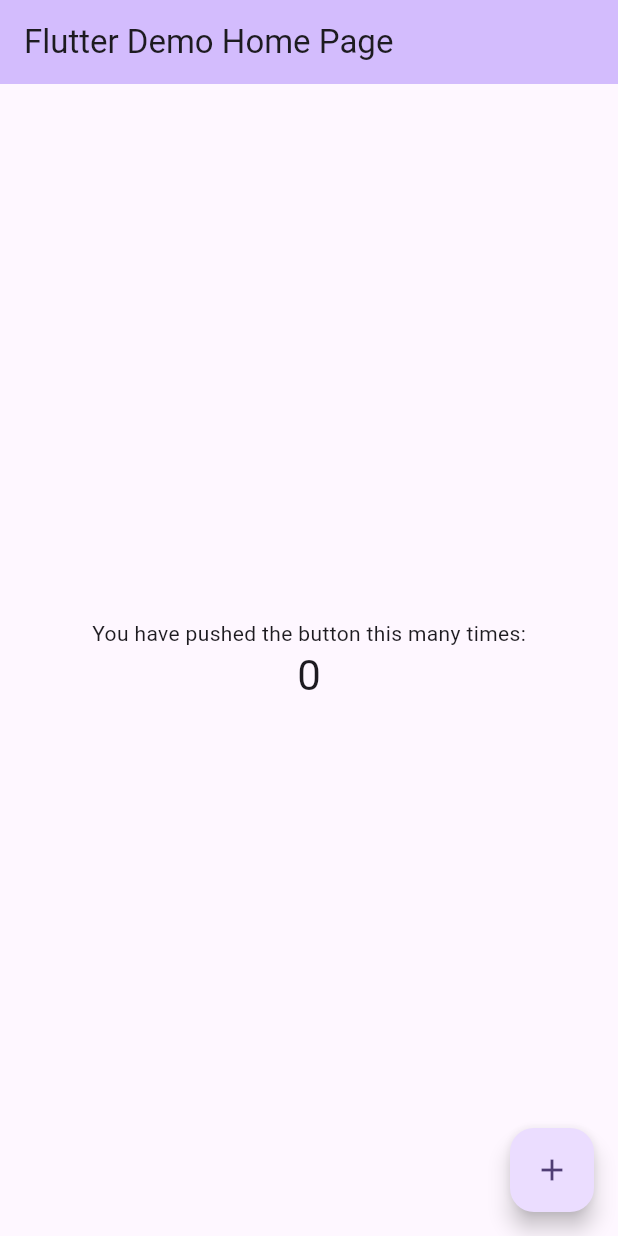
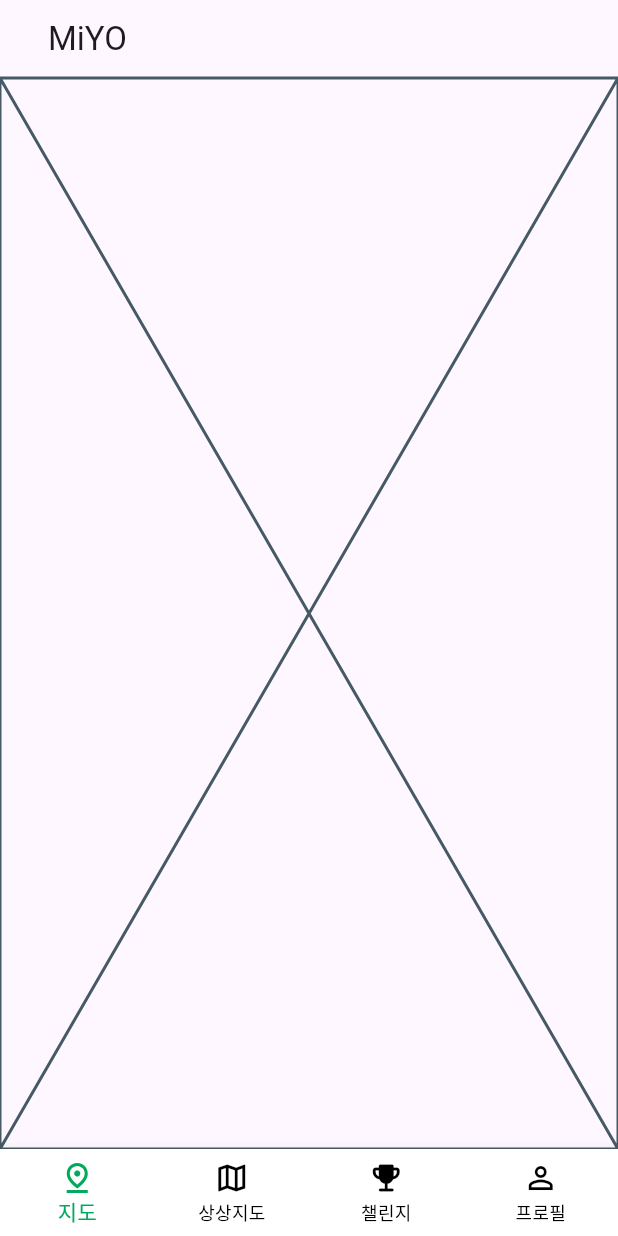
Before and after one commit to KMU-MiYO/MiYO-Frontend, a Flutter app: the screen it shows after launch, on a phone screen of 412 x 824 dp. Run offline on Flutter 3.47's test engine with Material 3 defaults, Android fonts, the light colour scheme and no system bars.

Commit message:
[FEAT] : 레이아웃 구성

```diff
--- /dev/null
+++ b/lib/components/bottom_navbar.dart
@@ -0,0 +1,42 @@
+import 'package:flutter/material.dart';
+
+class BottomNavbar extends StatelessWidget {
+  final int currentIndex; // 현재 선택된 탭 인덱스
+  final void Function(int index) onTap; // 부모에게 전달할 탭 변경 콜백
+
+  const BottomNavbar({
+    Key? key,
+    required this.currentIndex,
+    required this.onTap,
+  }) : super(key: key);
+
+  @override
+  Widget build(BuildContext context) {
+    return BottomNavigationBar(
+      backgroundColor: Colors.white,
+      currentIndex: currentIndex,
+      selectedItemColor: const Color(0xff00AA5D),
+      unselectedItemColor: Colors.black,
+      type: BottomNavigationBarType.fixed,
+      items: const [
+        BottomNavigationBarItem(
+          icon: Icon(Icons.pin_drop_outlined),
+          label: '지도',
+        ),
+        BottomNavigationBarItem(
+          icon: Icon(Icons.map_outlined),
+          label: '상상지도',
+        ),
+        BottomNavigationBarItem(
+          icon: Icon(Icons.emoji_events_rounded),
+          label: '챌린지',
+        ),
+        BottomNavigationBarItem(
+          icon: Icon(Icons.person_outline_sharp),
+          label: '프로필',
+        ),
+      ],
+      onTap: onTap,
+    );
+  }
+}
--- /dev/null
+++ b/lib/components/top_navbar.dart
@@ -0,0 +1,27 @@
+import 'package:flutter/material.dart';
+
+class TopNavbar extends StatelessWidget implements PreferredSizeWidget{
+  const TopNavbar({super.key});
+
+  @override
+  Widget build(BuildContext context) {
+    return Padding(
+      padding: const EdgeInsets.fromLTRB(16, 0, 16, 0),
+      child: AppBar(
+        centerTitle: false,
+        automaticallyImplyLeading: false,
+        backgroundColor: Colors.transparent,
+        elevation: 0,
+        scrolledUnderElevation: 0,
+        title: Text(
+              'MiYO',
+            ),
+
+      ),
+    );
+  }
+
+  //
+  @override
+  Size get preferredSize => Size.fromHeight(52);
+}
--- /dev/null
+++ b/lib/layout.dart
@@ -0,0 +1,58 @@
+import 'package:flutter/material.dart';
+import 'package:miyo/components/bottom_navbar.dart';
+import 'package:miyo/components/top_navbar.dart';
+import 'package:miyo/screens/challenge_screen.dart';
+import 'package:miyo/screens/imaginary_map_screen.dart';
+import 'package:miyo/screens/map_screen.dart';
+import 'package:miyo/screens/profile_screen.dart';
+
+class Layout extends StatefulWidget {
+  final int initialIndex; // 초기 탭 인덱스를 받을 수 있도록 추가
+
+  const Layout({super.key, this.initialIndex = 0}); // 기본값은 0 (홈 탭)
+
+  @override
+  State<Layout> createState() => _LayoutState();
+}
+
+class _LayoutState extends State<Layout> {
+  late int _currentIndex; // late 키워드로 나중에 초기화
+
+  @override
+  void initState() {
+    super.initState();
+    _currentIndex = widget.initialIndex; // 전달받은 초기 인덱스로 설정
+  }
+
+  // 각 탭에 해당하는 페이지들 리스트를 구성합니다.
+  List<Widget> get _pages => [
+    MapScreen(),
+    const ImaginaryMapScreen(),
+    const ChallengeScreen(),
+    const ProfileScreen(),
+  ];
+
+  void _onBottomNavTapped(int index) {
+    setState(() {
+      _currentIndex = index;
+    });
+  }
+
+  @override
+  Widget build(BuildContext context) {
+    return Scaffold(
+      // 상단 네비게이션 바는 영속적으로 유지됩니다.
+      appBar: TopNavbar(),
+      // body 부분은 IndexedStack을 사용하여 선택된 페이지만 보여줍니다.
+      // IndexedStack을 사용하면 각 페이지의 상태가 유지되므로 자연스러운 전환이 가능합니다.
+      body: IndexedStack(
+        index: _currentIndex,
+        children: _pages,
+      ),
+      bottomNavigationBar: BottomNavbar(
+        currentIndex: _currentIndex,
+        onTap: _onBottomNavTapped, // 이 콜백을 통해 선택된 인덱스 업데이트
+      ),
+    );
+  }
+}
--- a/lib/main.dart
+++ b/lib/main.dart
@@ -1,4 +1,5 @@
 import 'package:flutter/material.dart';
+import 'package:miyo/layout.dart';
 
 void main() {
   runApp(const MyApp());
@@ -11,6 +12,7 @@
   @override
   Widget build(BuildContext context) {
     return MaterialApp(
+      debugShowCheckedModeBanner: false,
       title: 'Flutter Demo',
       theme: ThemeData(
         // This is the theme of your application.
@@ -30,7 +32,7 @@
         // tested with just a hot reload.
         colorScheme: ColorScheme.fromSeed(seedColor: Colors.deepPurple),
       ),
-      home: const MyHomePage(title: 'Flutter Demo Home Page'),
+      home: Layout(),
     );
   }
 }
--- /dev/null
+++ b/lib/screens/challenge_screen.dart
@@ -0,0 +1,15 @@
+import 'package:flutter/material.dart';
+
+class ChallengeScreen extends StatefulWidget {
+  const ChallengeScreen({super.key});
+
+  @override
+  State<ChallengeScreen> createState() => _ChallengeScreenState();
+}
+
+class _ChallengeScreenState extends State<ChallengeScreen> {
+  @override
+  Widget build(BuildContext context) {
+    return const Placeholder();
+  }
+}
--- /dev/null
+++ b/lib/screens/imaginary_map_screen.dart
@@ -0,0 +1,15 @@
+import 'package:flutter/material.dart';
+
+class ImaginaryMapScreen extends StatefulWidget {
+  const ImaginaryMapScreen({super.key});
+
+  @override
+  State<ImaginaryMapScreen> createState() => _ImaginaryMapScreenState();
+}
+
+class _ImaginaryMapScreenState extends State<ImaginaryMapScreen> {
+  @override
+  Widget build(BuildContext context) {
+    return const Placeholder();
+  }
+}
--- /dev/null
+++ b/lib/screens/map_screen.dart
@@ -0,0 +1,15 @@
+import 'package:flutter/material.dart';
+
+class MapScreen extends StatefulWidget {
+  const MapScreen({super.key});
+
+  @override
+  State<MapScreen> createState() => _MapScreenState();
+}
+
+class _MapScreenState extends State<MapScreen> {
+  @override
+  Widget build(BuildContext context) {
+    return const Placeholder();
+  }
+}
--- /dev/null
+++ b/lib/screens/profile_screen.dart
@@ -0,0 +1,15 @@
+import 'package:flutter/material.dart';
+
+class ProfileScreen extends StatefulWidget {
+  const ProfileScreen({super.key});
+
+  @override
+  State<ProfileScreen> createState() => _ProfileScreenState();
+}
+
+class _ProfileScreenState extends State<ProfileScreen> {
+  @override
+  Widget build(BuildContext context) {
+    return const Placeholder();
+  }
+}
```
